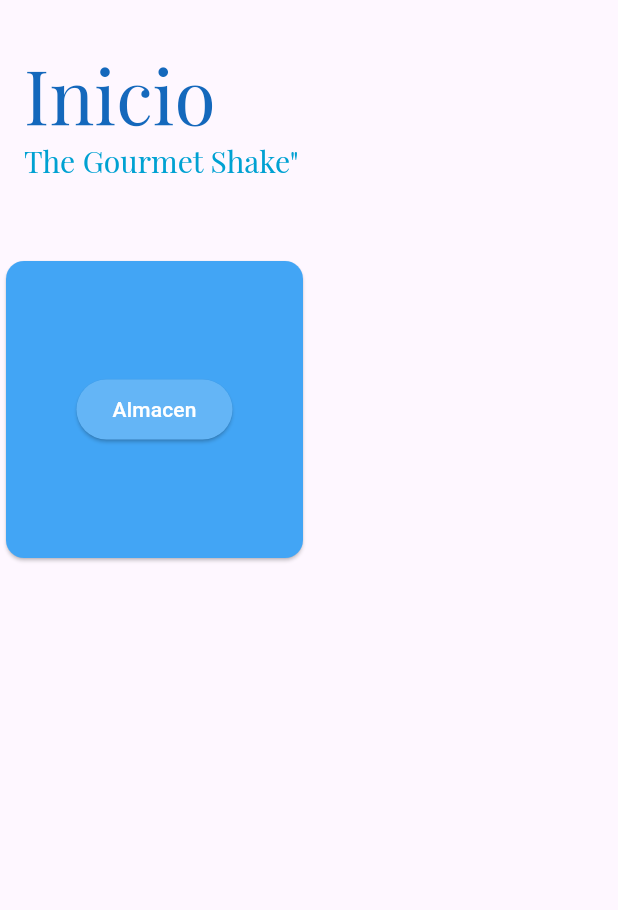
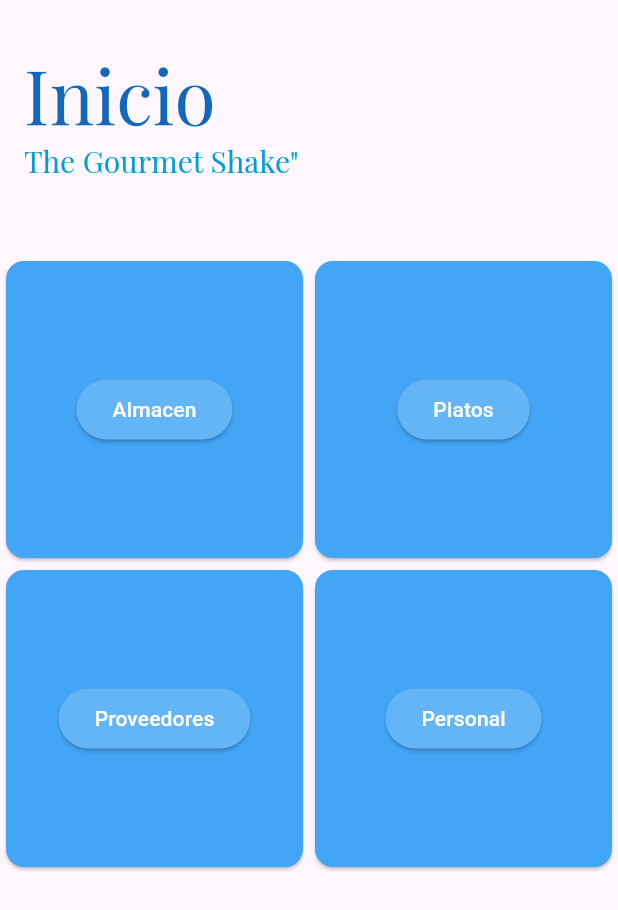
Before and after one commit to padial35/tfg_fin, a Flutter app: the InicioMenu screen opened directly, on a phone screen of 412 x 824 dp. Shown: the top 910 px of the screen. Run offline on Flutter 3.47's test engine with Material 3 defaults, Android fonts, the phone set to English and light mode, and no system bars.

Commit message:
Update inicioMenu.dart

```diff
--- a/lib/inicioMenu.dart
+++ b/lib/inicioMenu.dart
@@ -1,5 +1,5 @@
 import 'package:flutter/material.dart';
-import 'alimentos.dart'; // Importa la página de alimentos.dart
+import 'alimentos.dart';
 
 void main() => runApp(MyApp());
 
@@ -65,7 +65,7 @@ class InicioMenu extends StatelessWidget {
                               context,
                               MaterialPageRoute(
                                 builder: (context) =>
-                                    AlimentosGridPage(), // Navega hacia alimentos.dart
+                                    AlimentosGrid(), // Navega hacia alimentos.dart
                               ),
                             );
                           },
@@ -77,7 +77,96 @@ class InicioMenu extends StatelessWidget {
                 ),
               ),
             ),
-            // Otros botones de la cuadrícula...
+            Card(
+              color: Colors.blue[400],
+              child: Center(
+                child: Column(
+                  mainAxisSize: MainAxisSize.min,
+                  children: <Widget>[
+                    Expanded(
+                      child: Center(
+                        child: ElevatedButton(
+                          style: ElevatedButton.styleFrom(
+                            backgroundColor: Colors.blue[300],
+                            foregroundColor: Colors.white,
+                          ),
+                          onPressed: () {
+                            Navigator.push(
+                              context,
+                              MaterialPageRoute(
+                                builder: (context) =>
+                                    AlimentosGrid(),
+                              ),
+                            );
+                          },
+                          child: Text("Platos"),
+                        ),
+                      ),
+                    ),
+                  ],
+                ),
+              ),
+            ),
+            Card(
+              color: Colors.blue[400],
+              child: Center(
+                child: Column(
+                  mainAxisSize: MainAxisSize.min,
+                  children: <Widget>[
+                    Expanded(
+                      child: Center(
+                        child: ElevatedButton(
+                          style: ElevatedButton.styleFrom(
+                            backgroundColor: Colors.blue[300],
+                            foregroundColor: Colors.white,
+                          ),
+                          onPressed: () {
+                            Navigator.push(
+                              context,
+                              MaterialPageRoute(
+                                builder: (context) =>
+                                    AlimentosGrid(),
+                              ),
+                            );
+                          },
+                          child: Text("Proveedores"),
+                        ),
+                      ),
+                    ),
+                  ],
+                ),
+              ),
+            ),
+            Card(
+              color: Colors.blue[400],
+              child: Center(
+                child: Column(
+                  mainAxisSize: MainAxisSize.min,
+                  children: <Widget>[
+                    Expanded(
+                      child: Center(
+                        child: ElevatedButton(
+                          style: ElevatedButton.styleFrom(
+                            backgroundColor: Colors.blue[300],
+                            foregroundColor: Colors.white,
+                          ),
+                          onPressed: () {
+                            Navigator.push(
+                              context,
+                              MaterialPageRoute(
+                                builder: (context) =>
+                                    AlimentosGrid(),
+                              ),
+                            );
+                          },
+                          child: Text("Personal"),
+                        ),
+                      ),
+                    ),
+                  ],
+                ),
+              ),
+            ),
           ],
         ),
       ),
```
